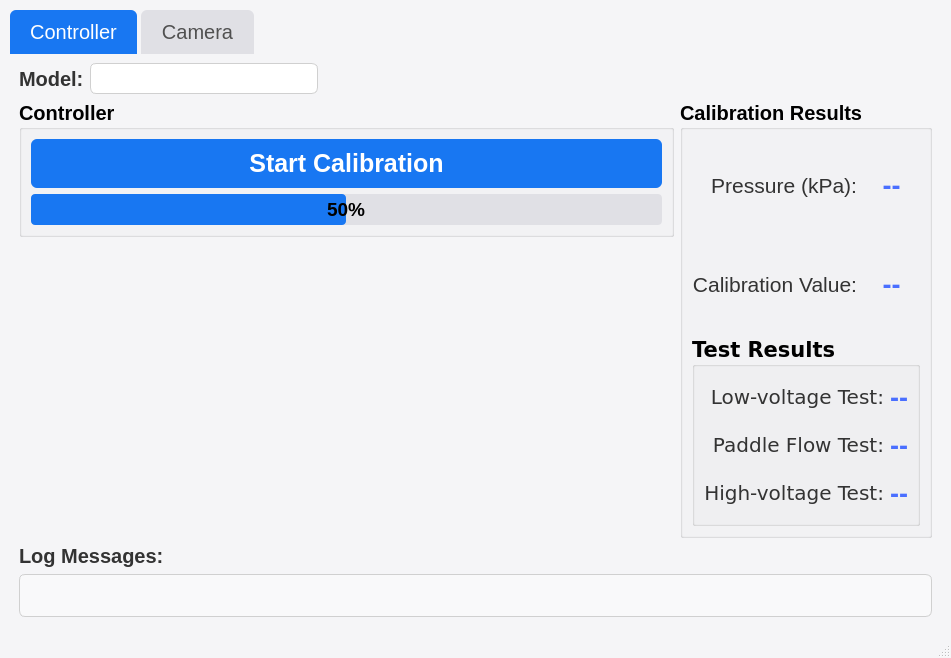
First picture: the form in GUIver5.2.ui, repository bachnguyen3005/KelcoProject2025, before the edit.
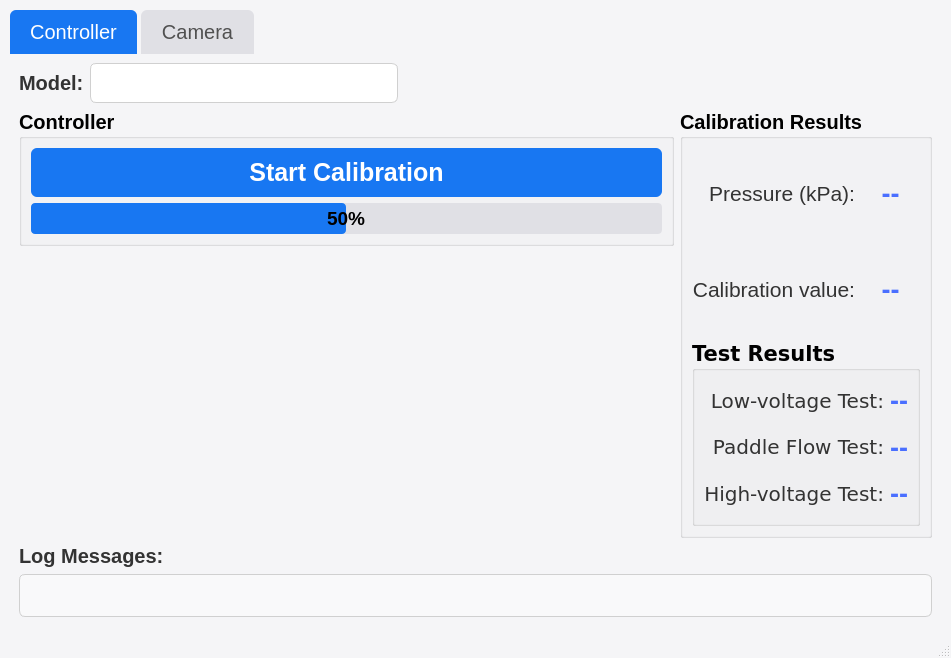
Second picture: the form after the edit. Icons and pictures are not drawn.

Patch:
```diff
--- a/GUIver5.2.ui
+++ b/GUIver5.2.ui
@@ -201,7 +201,7 @@
             <property name="font">
              <font>
               <family>Segoe UI</family>
-              <pointsize>10</pointsize>
+              <pointsize>15</pointsize>
              </font>
             </property>
             <property name="currentText">
@@ -424,7 +424,7 @@
                   <number>2</number>
                  </property>
                  <property name="text">
-                  <string>Calibration Value:</string>
+                  <string>Calibration value:</string>
                  </property>
                  <property name="alignment">
                   <set>Qt::AlignRight|Qt::AlignTrailing|Qt::AlignVCenter</set>
```
